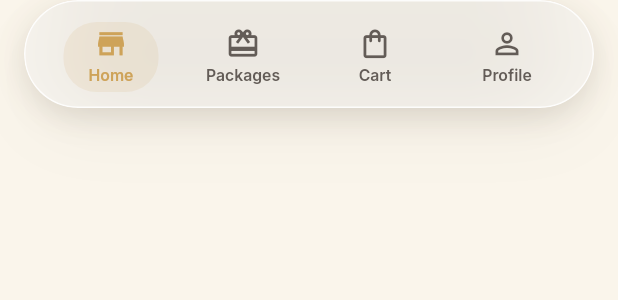
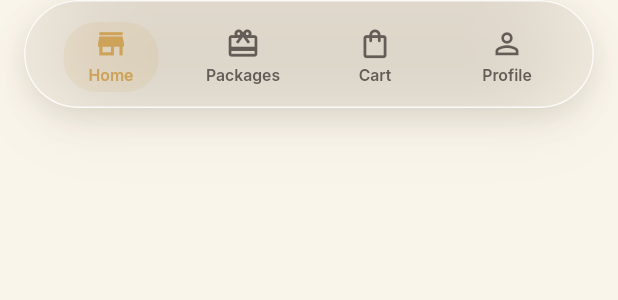
Before and after one commit to jevxo26/FONDO-APP, a Flutter app: the GlassTabBar widget shown alone on an empty page, opened directly with empty values, on a phone screen of 412 x 824 dp. Shown: the top 300 px of the screen. Run offline on Flutter 3.47's test engine with Material 3 defaults, Android fonts, the phone set to English and light mode, and no system bars; our stand-ins replace dio, flutter_riverpod, flutter_secure_storage, go_router, google_fonts, logger; accounts and stored records are empty.

Commit message:
style(nav): remove filled background from glass tab bar for transparent floating effect

```diff
--- a/lib/core/widgets/glass_card.dart
+++ b/lib/core/widgets/glass_card.dart
@@ -2,7 +2,7 @@ import 'dart:ui';
 import 'package:flutter/material.dart';
 import '../theme/app_colors.dart';
 
-/// 2026 polish: glassmorphic surface layer.
+/// Glassmorphic surface layer.
 /// Backdrop blur with a translucent fill and a 5%-opacity primary border.
 class GlassCard extends StatelessWidget {
   final Widget child;
--- a/lib/core/widgets/glass_tab_bar.dart
+++ b/lib/core/widgets/glass_tab_bar.dart
@@ -94,9 +94,6 @@ class GlassTabBar extends ConsumerWidget {
             filter: ImageFilter.blur(sigmaX: 30, sigmaY: 30),
             child: DecoratedBox(
               decoration: BoxDecoration(
-                color: isDark
-                    ? const Color(0xFF1A1A1A).withValues(alpha: 0.40)
-                    : Colors.white.withValues(alpha: 0.45),
                 borderRadius: BorderRadius.circular(_radius),
                 border: Border.all(
                   color: isDark
```
